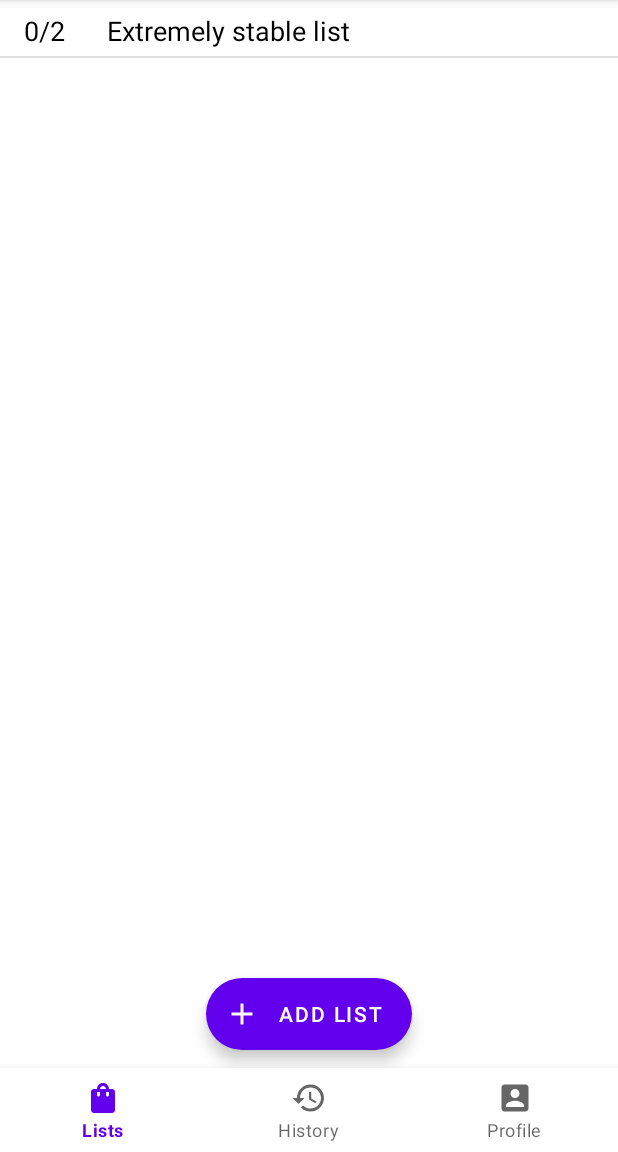
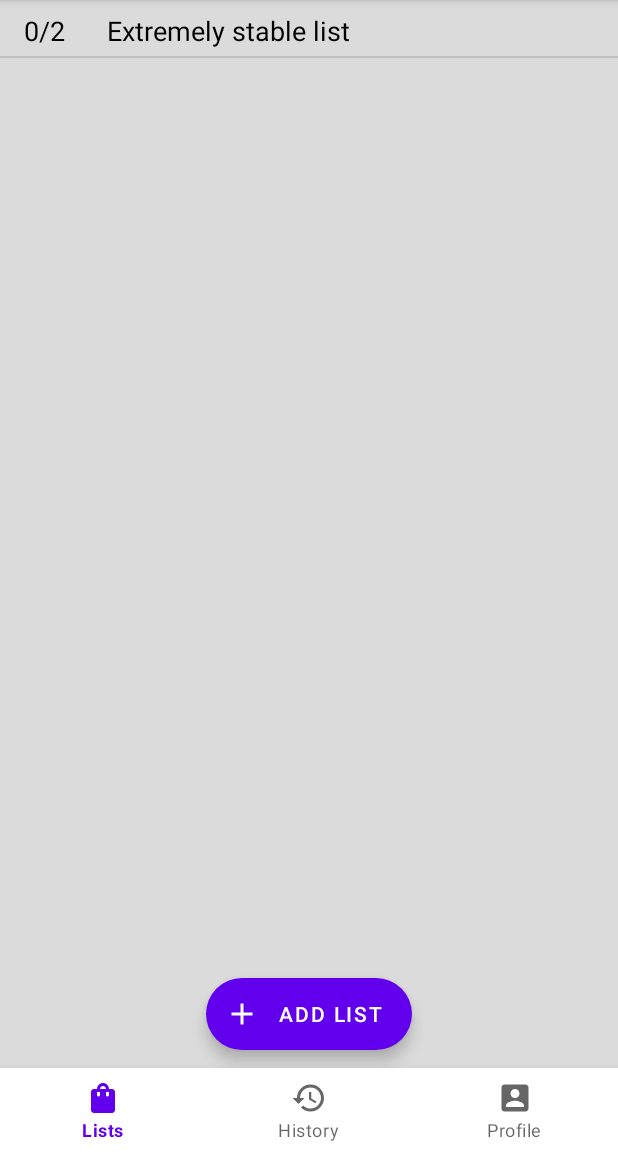
Before and after one commit to machinegunflows/shop-it, an Android app: the screen it shows after launch (MainActivity), on a phone screen of 412 x 824 dp, the part 84-1236 px from its top. Run offline under Robolectric (Android 15) with nearby library versions, the phone set to English and light mode, and no system bars.

Commit message:
Changes the background color of the fragments

```diff
--- a/app/src/main/res/layout/activity_main.xml
+++ b/app/src/main/res/layout/activity_main.xml
@@ -37,11 +37,13 @@
         android:id="@+id/viewFragment"
         android:layout_width="match_parent"
         android:layout_height="0dp"
+        android:background="#dbdbdb"
         app:layout_constraintBottom_toTopOf="@+id/bottom_nav"
         app:layout_constraintEnd_toEndOf="parent"
         app:layout_constraintHorizontal_bias="0.5"
         app:layout_constraintStart_toStartOf="parent"
-        app:layout_constraintTop_toBottomOf="@+id/toolbar" />
+        app:layout_constraintTop_toBottomOf="@+id/toolbar"
+        />
 
     <com.google.android.material.bottomnavigation.BottomNavigationView
         android:id="@+id/bottom_nav"
```
